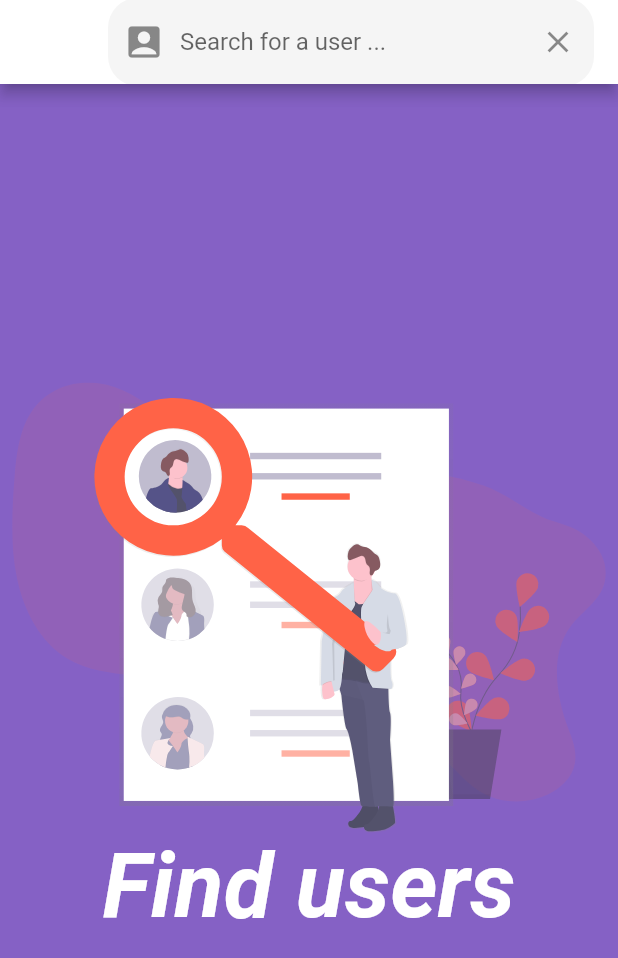
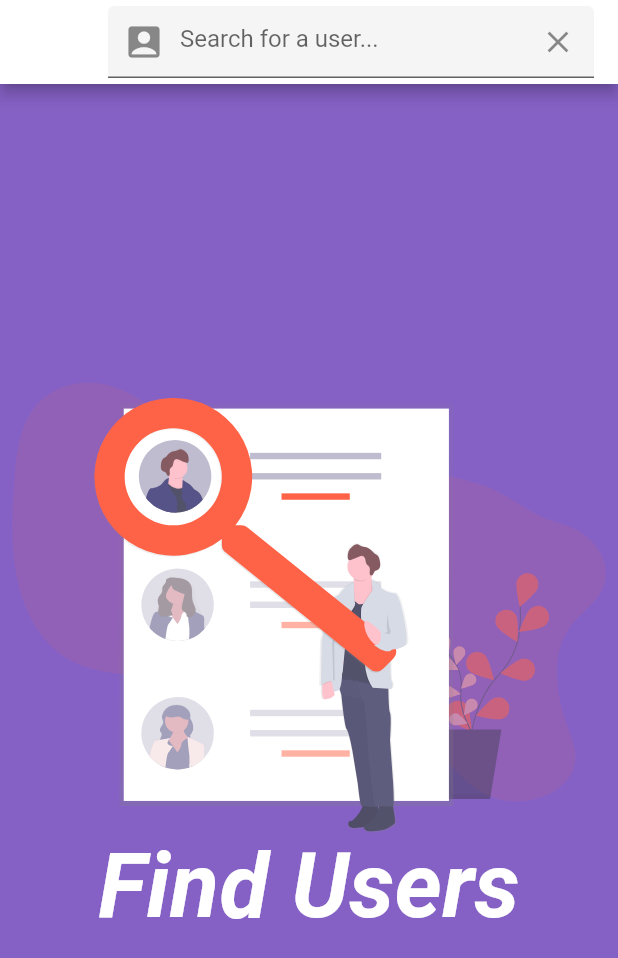
Before and after one commit to chamoddissanayake/social-network, a Flutter app: the Search screen opened directly, on a phone screen of 412 x 824 dp. Shown: the top 958 px of the screen. Run offline on Flutter 3.47's test engine with Material 2 defaults, Android fonts, the phone set to English and light mode, and no system bars; our stand-ins replace cached_network_image, cloud_firestore, firebase_storage, flutter_svg, geolocator, google_sign_in and 1 more; accounts and stored records are empty; network calls fail.

Commit message:
bug fixes

```diff
--- a/lib/main.dart
+++ b/lib/main.dart
@@ -13,8 +13,7 @@ class MyApp extends StatelessWidget {
       debugShowCheckedModeBanner: false,
       theme: ThemeData(
         primarySwatch: Colors.deepPurple,
-        accentColor: Colors.teal
-
+        accentColor: Colors.teal,
       ),
       home: Home(),
     );
--- a/lib/models/user.dart
+++ b/lib/models/user.dart
@@ -3,26 +3,28 @@ import 'package:cloud_firestore/cloud_firestore.dart';
 class User {
   final String id;
   final String username;
+  final String email;
   final String photoUrl;
-  final String email;
   final String displayName;
   final String bio;
 
-  User(
-      {this.id,
-      this.username,
-      this.photoUrl,
-      this.email,
-      this.displayName,
-      this.bio});
+  User({
+    this.id,
+    this.username,
+    this.email,
+    this.photoUrl,
+    this.displayName,
+    this.bio,
+  });
 
-  factory User.fromDocument(DocumentSnapshot doc){
+  factory User.fromDocument(DocumentSnapshot doc) {
     return User(
       id: doc['id'],
       email: doc['email'],
       username: doc['username'],
       photoUrl: doc['photoUrl'],
-      displayName: doc['displayName']
+      displayName: doc['displayName'],
+      bio: doc['bio'],
     );
   }
 }
--- a/lib/pages/search.dart
+++ b/lib/pages/search.dart
@@ -1,6 +1,5 @@
 import 'package:cached_network_image/cached_network_image.dart';
 import 'package:cloud_firestore/cloud_firestore.dart';
-import 'package:flutter/cupertino.dart';
 import 'package:flutter/material.dart';
 import 'package:flutter_svg/svg.dart';
 import 'package:fluttershare/models/user.dart';
@@ -35,18 +34,11 @@ class _SearchState extends State<Search> {
       title: TextFormField(
         controller: searchController,
         decoration: InputDecoration(
-          border: OutlineInputBorder(
-            borderRadius: BorderRadius.circular(20),
-            borderSide: BorderSide(
-              width: 0,
-              style: BorderStyle.none,
-            ),
-          ),
-          hintText: "Search for a user ...",
+          hintText: "Search for a user...",
           filled: true,
           prefixIcon: Icon(
             Icons.account_box,
-            size: 28,
+            size: 28.0,
           ),
           suffixIcon: IconButton(
             icon: Icon(Icons.clear),
@@ -58,9 +50,8 @@ class _SearchState extends State<Search> {
     );
   }
 
-  buildNoContent() {
+  Container buildNoContent() {
     final Orientation orientation = MediaQuery.of(context).orientation;
-
     return Container(
       child: Center(
         child: ListView(
@@ -68,10 +59,10 @@ class _SearchState extends State<Search> {
           children: <Widget>[
             SvgPicture.asset(
               'assets/images/search.svg',
-              height: orientation == Orientation.portrait ? 300 : 200,
+              height: orientation == Orientation.portrait ? 300.0 : 200.0,
             ),
             Text(
-              "Find users",
+              "Find Users",
               textAlign: TextAlign.center,
               style: TextStyle(
                 color: Colors.white,
@@ -112,7 +103,7 @@ class _SearchState extends State<Search> {
       backgroundColor: Theme.of(context).primaryColor.withOpacity(0.8),
       appBar: buildSearchField(),
       body:
-          searchResultsFuture == null ? buildNoContent() : buildSearchResults(),
+      searchResultsFuture == null ? buildNoContent() : buildSearchResults(),
     );
   }
 }
@@ -138,9 +129,12 @@ class UserResult extends StatelessWidget {
               title: Text(
                 user.displayName,
                 style:
-                    TextStyle(color: Colors.white, fontWeight: FontWeight.bold),
+                TextStyle(color: Colors.white, fontWeight: FontWeight.bold),
               ),
-              subtitle: Text(user.username, style: TextStyle(color: Colors.white ),),
+              subtitle: Text(
+                user.username,
+                style: TextStyle(color: Colors.white),
+              ),
             ),
           ),
           Divider(
```
Also changed, not shown: lib/pages/create_account.dart (+29 -30 lines), lib/pages/edit_profile.dart (+20 -22 lines), lib/pages/home.dart (+55 -39 lines), lib/pages/profile.dart (+22 -23 lines), lib/pages/upload.dart (+81 -83 lines).
